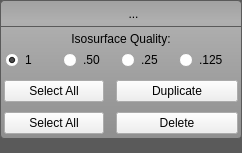
Qt form src/Interface/Application/GroupButtonMenu.ui (SCIInstitute/Seg3D) before a commit.
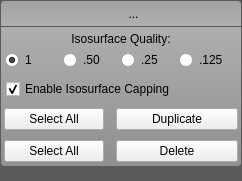
The same form after that commit. Icons and pictures are not drawn.

Commit message: - Rendering isosurfaces caps, disabled for now since there is a bug.

Patch:
```diff
--- a/src/Interface/Application/GroupButtonMenu.ui
+++ b/src/Interface/Application/GroupButtonMenu.ui
@@ -7,7 +7,7 @@
     <x>0</x>
     <y>0</y>
     <width>242</width>
-    <height>153</height>
+    <height>181</height>
    </rect>
   </property>
   <property name="windowTitle">
@@ -412,6 +412,40 @@
            </layout>
           </widget>
          </item>
+         <item>
+          <widget class="QWidget" name="iso_capping_" native="true">
+           <property name="minimumSize">
+            <size>
+             <width>0</width>
+             <height>10</height>
+            </size>
+           </property>
+           <layout class="QHBoxLayout" name="horizontalLayout_5">
+            <property name="spacing">
+             <number>0</number>
+            </property>
+            <property name="margin">
+             <number>6</number>
+            </property>
+            <item>
+             <widget class="QCheckBox" name="iso_capping_checkbox_">
+              <property name="minimumSize">
+               <size>
+                <width>50</width>
+                <height>0</height>
+               </size>
+              </property>
+              <property name="text">
+               <string>Enable Isosurface Capping</string>
+              </property>
+              <property name="checked">
+               <bool>true</bool>
+              </property>
+             </widget>
+            </item>
+           </layout>
+          </widget>
+         </item>
          <item>
           <widget class="QWidget" name="duplicate_layers_" native="true">
            <property name="minimumSize">
```
Left out of the diff: 4 changed lines with no effect on the pictures. The commit also changes 10 other files.
